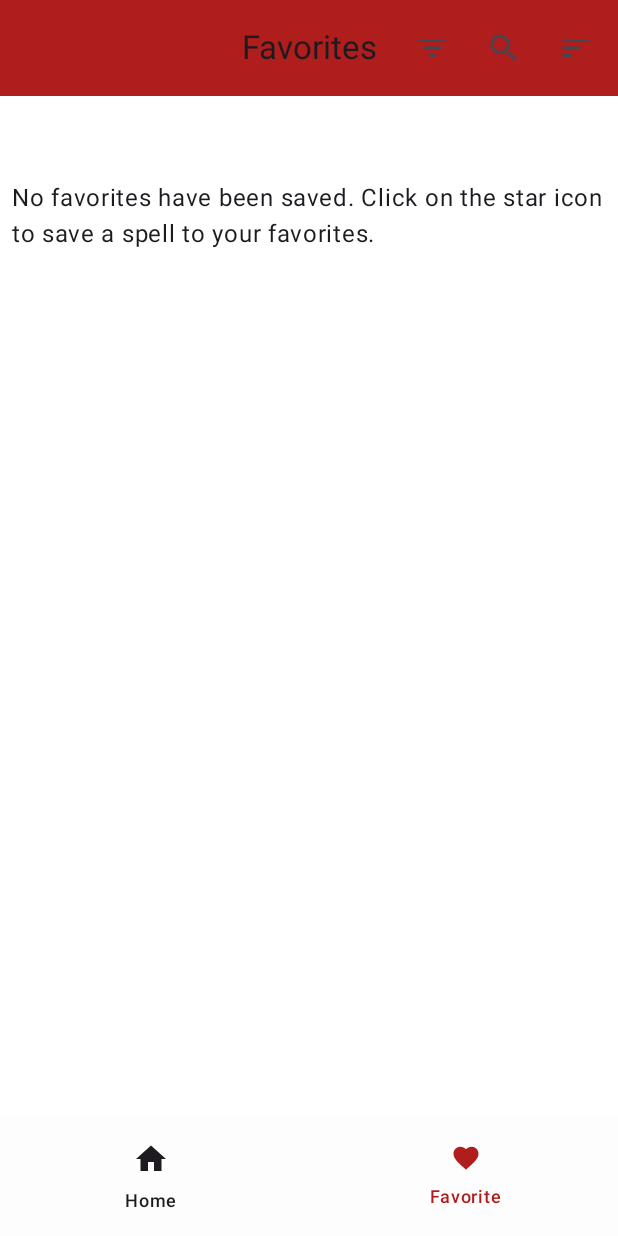
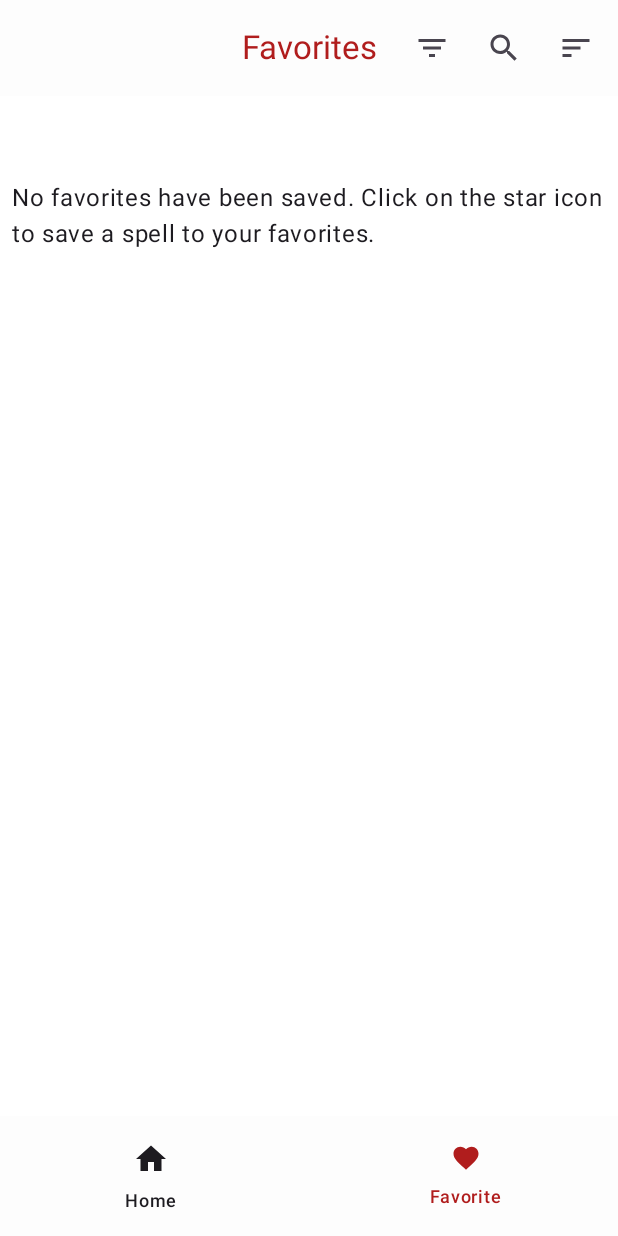
Before and after one commit to Benjamin-DTU/ArcanaVault, an Android app built with Jetpack Compose: the favorites screen opened through its navigation route, on a phone screen of 412 x 824 dp. Run offline under Robolectric (Android 15) with nearby library versions, the phone set to English and light mode, and no system bars; libraries missing offline, so code that uses them is left out: io.realm.kotlin; 5 statements that could not run were skipped.

Commit message:
Corrected header color

```diff
--- a/app/src/main/java/com/example/arcanavault/ui/components/Header.kt
+++ b/app/src/main/java/com/example/arcanavault/ui/components/Header.kt
@@ -20,8 +20,8 @@ fun Header(
             title = {
                 Text(
                     text = title,
-                    style = MaterialTheme.typography.titleLarge
-
+                    style = MaterialTheme.typography.titleLarge,
+                    color = MaterialTheme.colorScheme.primary
                 )
             },
             actions = {
@@ -35,8 +35,8 @@ fun Header(
             },
             scrollBehavior = scrollBehavior,
             colors = TopAppBarDefaults.centerAlignedTopAppBarColors(
-                containerColor = MaterialTheme.colorScheme.primary,
-                scrolledContainerColor = MaterialTheme.colorScheme.primary,
+                containerColor = MaterialTheme.colorScheme.surface,
+                scrolledContainerColor = MaterialTheme.colorScheme.surface,
                 titleContentColor = MaterialTheme.colorScheme.onSurface,
             )
         )
```
